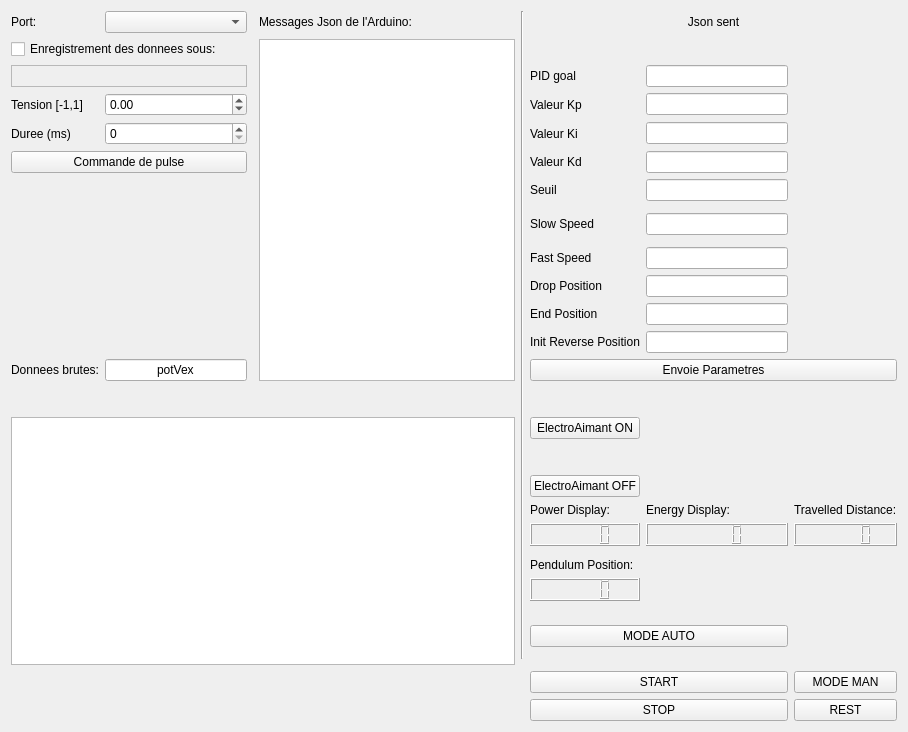
This is Code_Qt/mainwindow.ui in Swing-Genesis/S3-PROJET as Qt 5 draws it before an edit. The edited form follows.
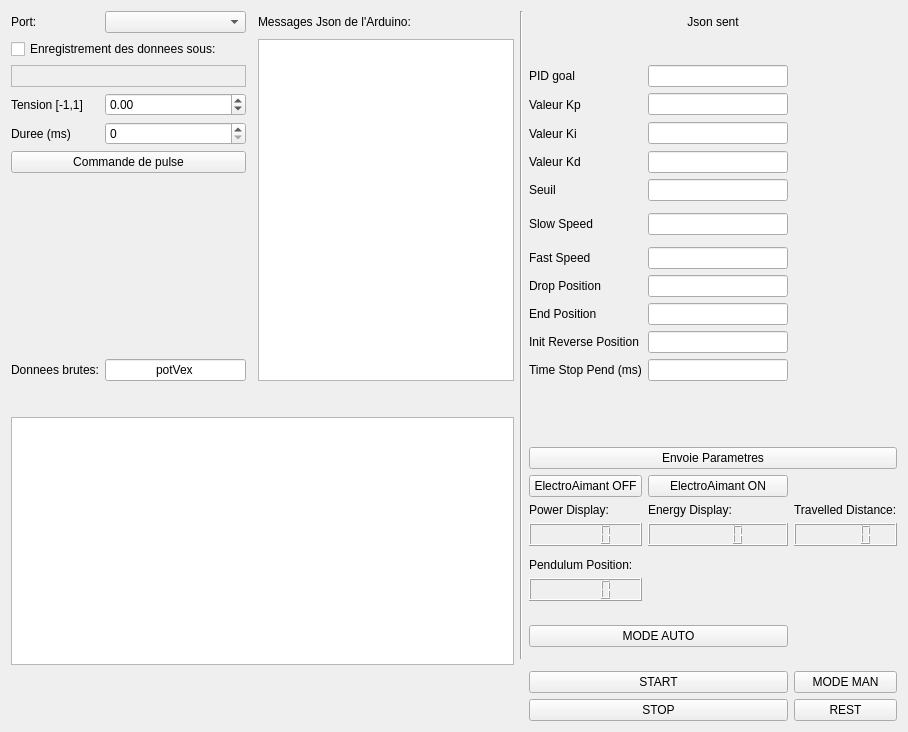
This is the edited form. Custom widgets are drawn as their Qt base class.

Commit message: Added time_stop_pendulum

Diff of the .ui file:
```diff
--- a/Code_Qt/mainwindow.ui
+++ b/Code_Qt/mainwindow.ui
@@ -280,13 +280,6 @@
     <item row="17" column="7">
      <widget class="QLineEdit" name="lineEdit_initReversePosition"/>
     </item>
-    <item row="18" column="6" colspan="3">
-     <widget class="QPushButton" name="pushButton_Params">
-      <property name="text">
-       <string>Envoie Parametres</string>
-      </property>
-     </widget>
-    </item>
     <item row="12" column="6">
      <widget class="QLabel" name="label_16">
       <property name="text">
@@ -343,13 +336,6 @@
       </property>
      </widget>
     </item>
-    <item row="24" column="6">
-     <widget class="QPushButton" name="pb_ElectroAimantON">
-      <property name="text">
-       <string>ElectroAimant ON</string>
-      </property>
-     </widget>
-    </item>
     <item row="30" column="6">
      <widget class="QPushButton" name="pb_ElectroAimantOFF">
       <property name="text">
@@ -357,6 +343,30 @@
       </property>
      </widget>
     </item>
+    <item row="30" column="7">
+     <widget class="QPushButton" name="pb_ElectroAimantON">
+      <property name="text">
+       <string>ElectroAimant ON</string>
+      </property>
+     </widget>
+    </item>
+    <item row="18" column="7">
+     <widget class="QLineEdit" name="lineEdit_timeStopPendulum"/>
+    </item>
+    <item row="18" column="6">
+     <widget class="QLabel" name="label_21">
+      <property name="text">
+       <string>Time Stop Pend (ms)</string>
+      </property>
+     </widget>
+    </item>
+    <item row="29" column="6" colspan="3">
+     <widget class="QPushButton" name="pushButton_Params">
+      <property name="text">
+       <string>Envoie Parametres</string>
+      </property>
+     </widget>
+    </item>
    </layout>
   </widget>
  </widget>
```
The commit also changes 6 other files.
